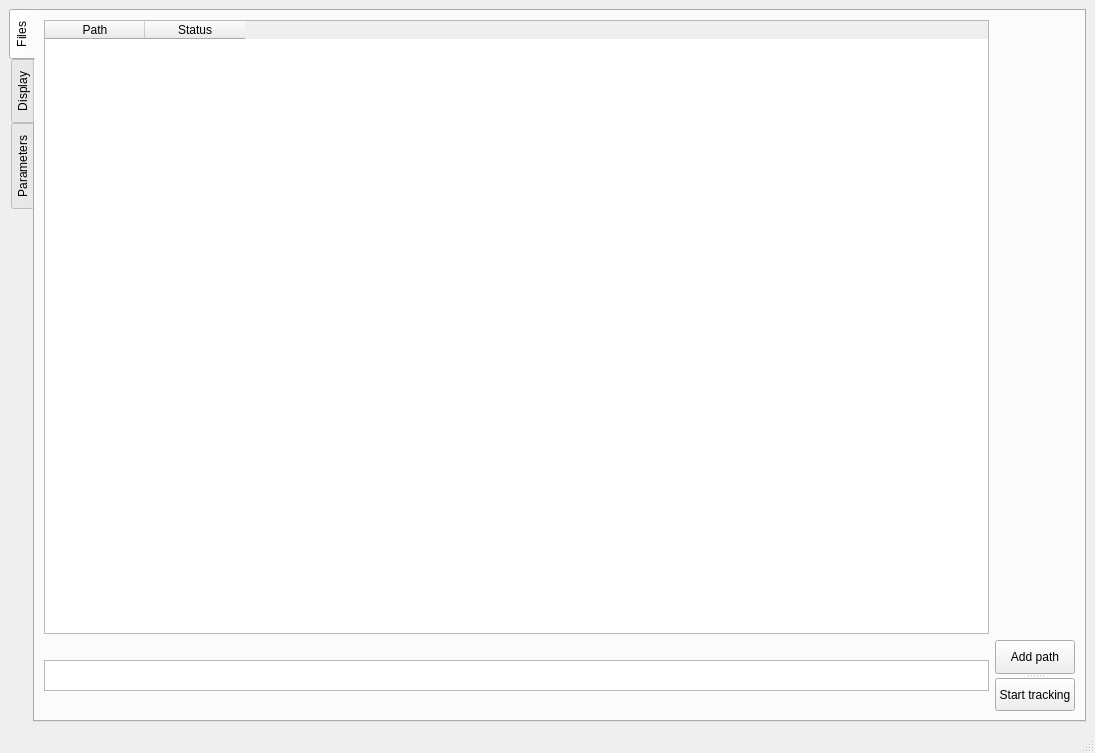
This is mainwindow.ui in FastTrackOrg/FastTrack as Qt 5 draws it before an edit. The edited form follows.
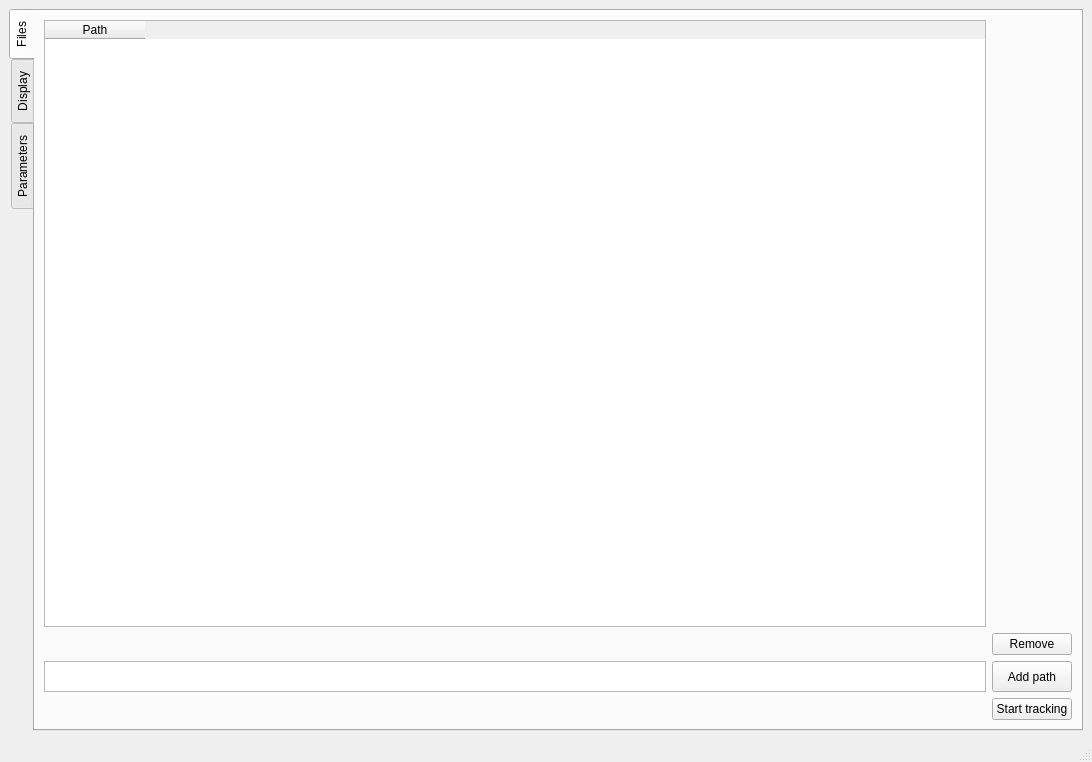
This is the edited form.

Commit message: [feat] main: add remove path

Diff of the .ui file:
```diff
--- a/mainwindow.ui
+++ b/mainwindow.ui
@@ -6,8 +6,8 @@
    <rect>
     <x>0</x>
     <y>0</y>
-    <width>1095</width>
-    <height>753</height>
+    <width>1092</width>
+    <height>762</height>
    </rect>
   </property>
   <property name="windowTitle">
@@ -35,14 +35,22 @@
             <string>Path</string>
            </property>
           </column>
-          <column>
+         </widget>
+        </item>
+        <item row="1" column="1">
+         <widget class="QPushButton" name="removePath">
+          <property name="maximumSize">
+           <size>
+            <width>151</width>
+            <height>34</height>
+           </size>
+          </property>
            <property name="text">
-            <string>Status</string>
-           </property>
-          </column>
+           <string>Remove</string>
+          </property>
          </widget>
         </item>
-        <item row="1" column="0">
+        <item row="2" column="0">
          <widget class="QTextEdit" name="textPathAdd">
           <property name="maximumSize">
            <size>
@@ -52,11 +60,7 @@
           </property>
          </widget>
         </item>
-        <item row="1" column="1">
-         <widget class="QSplitter" name="splitter">
-          <property name="orientation">
-           <enum>Qt::Vertical</enum>
-          </property>
+        <item row="2" column="1">
           <widget class="QPushButton" name="addPath">
            <property name="maximumSize">
             <size>
@@ -68,6 +72,8 @@
             <string>Add path</string>
            </property>
           </widget>
+        </item>
+        <item row="3" column="1">
           <widget class="QPushButton" name="startButton">
            <property name="maximumSize">
             <size>
@@ -78,7 +84,6 @@
            <property name="text">
             <string>Start tracking</string>
            </property>
-          </widget>
          </widget>
         </item>
        </layout>
```
Lines whose indentation alone changed are shown as unchanged. The commit also changes 2 other files.
